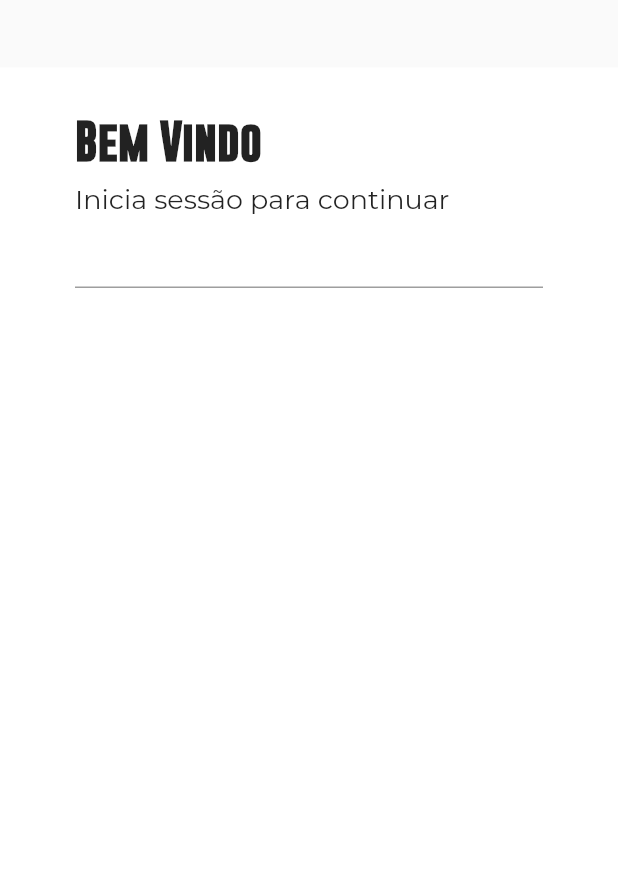
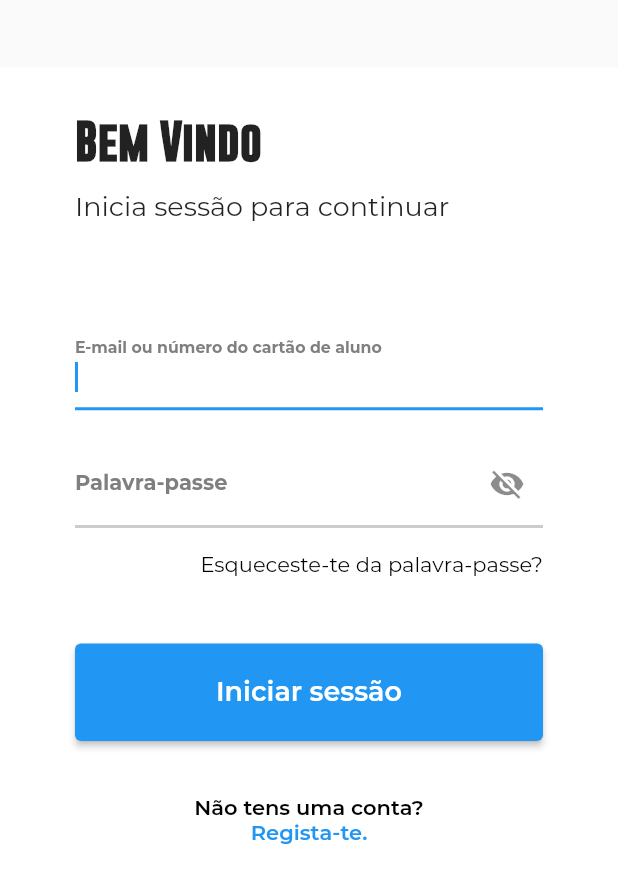
Before and after one commit to lodsa-ntos/TFC_a21505293_camarate_school_library_app, a Flutter app: the screen it shows after launch, on a phone screen of 412 x 824 dp. Shown: the top 883 px of the screen. Run offline on Flutter 3.47's test engine with Material 2 defaults, Android fonts, the phone set to English and light mode, and no system bars; our stand-ins replace google_fonts, shared_preferences, velocity_x.

Commit message:
formulario login --> login_screen

```diff
--- a/lib/main.dart
+++ b/lib/main.dart
@@ -1,4 +1,4 @@
-import 'package:camarate_school_library/paginas/login_screen.dart';
+import 'package:camarate_school_library/paginas/authLogin/login_screen.dart';
 import 'package:flutter/material.dart';
 import 'package:camarate_school_library/paginas/home_screen.dart';
 import 'ferramentas/drawer_screen.dart';
--- /dev/null
+++ b/lib/paginas/authLogin/login_screen.dart
@@ -0,0 +1,237 @@
+import 'package:camarate_school_library/guia_de_estilo/color_styles.dart';
+import 'package:camarate_school_library/paginas/home_screen.dart';
+import 'package:camarate_school_library/paginas/signup_screen.dart';
+import 'package:flutter/material.dart';
+
+import 'login_services.dart';
+
+class LoginScreen extends StatefulWidget {
+  const LoginScreen({Key? key}) : super(key: key);
+
+  @override
+  _LoginScreenState createState() => _LoginScreenState();
+}
+
+class _LoginScreenState extends State<LoginScreen> {
+  final TextEditingController emailInputController = TextEditingController();
+  final TextEditingController passwordInputController = TextEditingController();
+  bool obscurePassword = true;
+
+  final formKey = GlobalKey<FormState>();
+
+  @override
+  Widget build(BuildContext context) {
+    return Scaffold(
+      //
+      body: Container(
+        height: MediaQuery.of(context).size.height,
+        padding: const EdgeInsets.symmetric(horizontal: 50, vertical: 30),
+        margin: const EdgeInsets.only(top: 45),
+        color: Colors.white,
+        child: SingleChildScrollView(
+          child: Column(
+            mainAxisAlignment: MainAxisAlignment.center,
+            crossAxisAlignment: CrossAxisAlignment.stretch,
+            children: [
+              const Text(
+                "Bem Vindo",
+                textAlign: TextAlign.left,
+                style: TextStyle(
+                  fontFamily: 'Gobold',
+                  fontSize: 28,
+                  fontWeight: FontWeight.bold,
+                ),
+              ),
+              const SizedBox(
+                height: 15,
+              ),
+              const Text(
+                "Inicia sessão para continuar",
+                textAlign: TextAlign.left,
+                style: TextStyle(
+                  fontFamily: 'Montserrat',
+                  fontSize: 18,
+                ),
+              ),
+              const SizedBox(
+                height: 66,
+              ),
+              Form(
+                key: formKey,
+                child: Column(
+                  children: [
+                    // --> Campo do e-mail <--
+                    TextFormField(
+                      validator: (value) {
+                        if (value!.length < 5) {
+                          return "E-mail muito curto";
+                        } else if (!value.contains("@")) {
+                          return "Siga o exemplo --> @gmail.com";
+                        }
+                        return null;
+                      },
+                      controller: emailInputController,
+                      autofocus: true,
+                      // Estilo dentro do campo de e-mail
+                      style: const TextStyle(
+                        fontFamily: 'Montserrat',
+                        fontSize: 16,
+                        fontWeight: FontWeight.w600,
+                      ),
+                      decoration: const InputDecoration(
+                        labelText: "E-mail ou número do cartão de aluno",
+                        labelStyle: TextStyle(
+                          fontFamily: 'Montserrat',
+                          fontSize: 14,
+                          fontWeight: FontWeight.w700,
+                          color: Color.fromRGBO(127, 127, 127, 2),
+                        ),
+                        enabledBorder: UnderlineInputBorder(
+                          borderSide: BorderSide(
+                            width: 2.0,
+                            color: Color.fromRGBO(204, 204, 204, 2),
+                          ),
+                        ),
+                      ),
+                    ),
+                    const SizedBox(
+                      height: 20,
+                    ),
+                    // --> Campo da Palavra-passe <---
+                    TextFormField(
+                      validator: (value) {
+                        if (value!.length < 8) {
+                          return "A palavra-passe deve conter pelo menos 8 caracteres";
+                        }
+                        return null;
+                      },
+                      obscureText: obscurePassword,
+                      controller: passwordInputController,
+                      // Estilo dentro do campo da palavra-passe
+                      style: const TextStyle(
+                        fontFamily: 'Montserrat',
+                        fontSize: 16,
+                        fontWeight: FontWeight.w600,
+                      ),
+                      decoration: InputDecoration(
+                        labelText: "Palavra-passe",
+                        labelStyle: const TextStyle(
+                          fontFamily: 'Montserrat',
+                          fontSize: 14,
+                          fontWeight: FontWeight.w700,
+                          color: Color.fromRGBO(127, 127, 127, 2),
+                        ),
+                        suffixIcon: GestureDetector(
+                          onTap: () {
+                            setState(() {
+                              obscurePassword = !obscurePassword;
+                            });
+                          },
+                          child: Icon(
+                            obscurePassword
+                                ? Icons.visibility_off
+                                : Icons.visibility,
+                          ),
+                        ),
+                        enabledBorder: const UnderlineInputBorder(
+                          borderSide: BorderSide(
+                            width: 2.0,
+                            color: Color.fromRGBO(204, 204, 204, 2),
+                          ),
+                        ),
+                      ),
+                    ),
+                  ],
+                ),
+              ),
+              const Padding(
+                padding: EdgeInsets.only(bottom: 15),
+              ),
+              GestureDetector(
+                onTap: () {},
+                child: const Text(
+                  "Esqueceste-te da palavra-passe?",
+                  style: TextStyle(
+                    fontFamily: 'Montserrat',
+                    color: Colors.black,
+                    fontSize: 14,
+                  ),
+                  textAlign: TextAlign.right,
+                ),
+              ),
+              const Padding(
+                padding: EdgeInsets.only(bottom: 45),
+              ),
+              SizedBox(
+                height: 65.0,
+                width: 335.0,
+                child: ElevatedButton(
+                  onPressed: () {
+                    doLogin();
+                    Navigator.push(
+                      context,
+                      MaterialPageRoute(
+                        builder: (context) => HomeScreen(),
+                      ),
+                    );
+                  },
+                  child: const Text(
+                    "Iniciar sessão",
+                    style: TextStyle(
+                      fontFamily: 'Montserrat',
+                      fontSize: 18,
+                      fontWeight: FontWeight.w600,
+                      color: Colors.white,
+                    ),
+                  ),
+                ),
+              ),
+              const Padding(
+                padding: EdgeInsets.only(bottom: 35),
+              ),
+              const Text(
+                "Não tens uma conta?",
+                textAlign: TextAlign.center,
+                style: TextStyle(
+                  fontFamily: 'Montserrat',
+                  color: Colors.black,
+                  fontSize: 14,
+                  fontWeight: FontWeight.w600,
+                ),
+              ),
+              GestureDetector(
+                onTap: () {
+                  Navigator.push(
+                    context,
+                    MaterialPageRoute(
+                      builder: (context) => const SignUpScreen(),
+                    ),
+                  );
+                },
+                child: const Text(
+                  "Regista-te.",
+                  style: TextStyle(
+                    fontFamily: 'Montserrat',
+                    color: Colors.blue,
+                    fontSize: 14,
+                    fontWeight: FontWeight.w600,
+                  ),
+                  textAlign: TextAlign.center,
+                ),
+              ),
+            ],
+          ),
+        ),
+      ),
+    );
+  }
+
+  void doLogin() async {
+    if (formKey.currentState!.validate()) {
+      LoginService()
+          .login(emailInputController.text, passwordInputController.text);
+    } else {
+      print("invalido");
+    }
+  }
+}
--- /dev/null
+++ b/lib/paginas/authLogin/login_services.dart
@@ -0,0 +1,20 @@
+import 'dart:convert';
+import 'package:camarate_school_library/paginas/authLogin/routes.dart';
+import 'package:http/http.dart' as http;
+
+class LoginService {
+  login(String email, String password) async {
+    http.Response response = await http.post(
+      Uri.parse(Routes().signIn()),
+      body: json.encode(
+        {
+          "email": email,
+          "password": password,
+          "returnSecureToken": true,
+        },
+      ),
+    );
+
+    print(response.body);
+  }
+}
--- /dev/null
+++ b/lib/paginas/authLogin/routes.dart
@@ -0,0 +1,15 @@
+class Routes {
+  // route simulado (fetício)
+  static const String authService =
+      "https://identitytoolkit.googleapis.com/v1/";
+
+  static const String apiKey = "AIzaSyC-9dBxrULBerSR671lVDrm1gsW8Ze8-wQ";
+
+  String signIn() {
+    return authService + "accounts:signInWithPassword?key=" + apiKey;
+  }
+
+  String signUp() {
+    return authService + "accounts:signUp?key=" + apiKey;
+  }
+}
--- a/lib/paginas/login_screen.dart
+++ /dev/null
@@ -1,75 +0,0 @@
-import 'package:camarate_school_library/guia_de_estilo/color_styles.dart';
-import 'package:flutter/material.dart';
-
-class LoginScreen extends StatefulWidget {
-  const LoginScreen({Key? key}) : super(key: key);
-
-  @override
-  _LoginScreenState createState() => _LoginScreenState();
-}
-
-class _LoginScreenState extends State<LoginScreen> {
-  final TextEditingController emailInputController = TextEditingController();
-  final TextEditingController passwordInputController = TextEditingController();
-  final bool obscurePassword = true;
-
-  final formKey = GlobalKey<FormState>();
-
-  @override
-  Widget build(BuildContext context) {
-    return Scaffold(
-      //
-      body: Container(
-        height: MediaQuery.of(context).size.height,
-        padding: const EdgeInsets.symmetric(horizontal: 50, vertical: 30),
-        margin: const EdgeInsets.only(top: 45),
-        color: Colors.white,
-        child: SingleChildScrollView(
-          child: Column(
-            mainAxisAlignment: MainAxisAlignment.center,
-            crossAxisAlignment: CrossAxisAlignment.stretch,
-            children: [
-              const Text(
-                "Bem Vindo",
-                textAlign: TextAlign.left,
-                style: TextStyle(
-                  fontFamily: 'Gobold',
-                  fontSize: 28,
-                  fontWeight: FontWeight.bold,
-                ),
-              ),
-              const SizedBox(
-                height: 10,
-              ),
-              const Text(
-                "Inicia sessão para continuar",
-                textAlign: TextAlign.left,
-                style: TextStyle(
-                  fontFamily: 'Montserrat',
-                  fontSize: 18,
-                ),
-              ),
-              Form(
-                key: formKey,
-                child: Column(
-                  children: [
-                    TextFormField(
-                      validator: (value) {
-                        if (value!.length < 5) {
-                          return "E-mail muito curto";
-                        } else if (!value.contains("@")) {
-                          return "Siga o exemplo --> @gmail.com";
-                        }
-                        return null;
-                      },
-                    ),
-                  ],
-                ),
-              ),
-            ],
-          ),
-        ),
-      ),
-    );
-  }
-}
--- /dev/null
+++ b/lib/paginas/signup_screen.dart
@@ -0,0 +1,15 @@
+import 'package:flutter/material.dart';
+
+class SignUpScreen extends StatefulWidget {
+  const SignUpScreen({Key? key}) : super(key: key);
+
+  @override
+  _SignUpScreenState createState() => _SignUpScreenState();
+}
+
+class _SignUpScreenState extends State<SignUpScreen> {
+  @override
+  Widget build(BuildContext context) {
+    return Container();
+  }
+}
```
